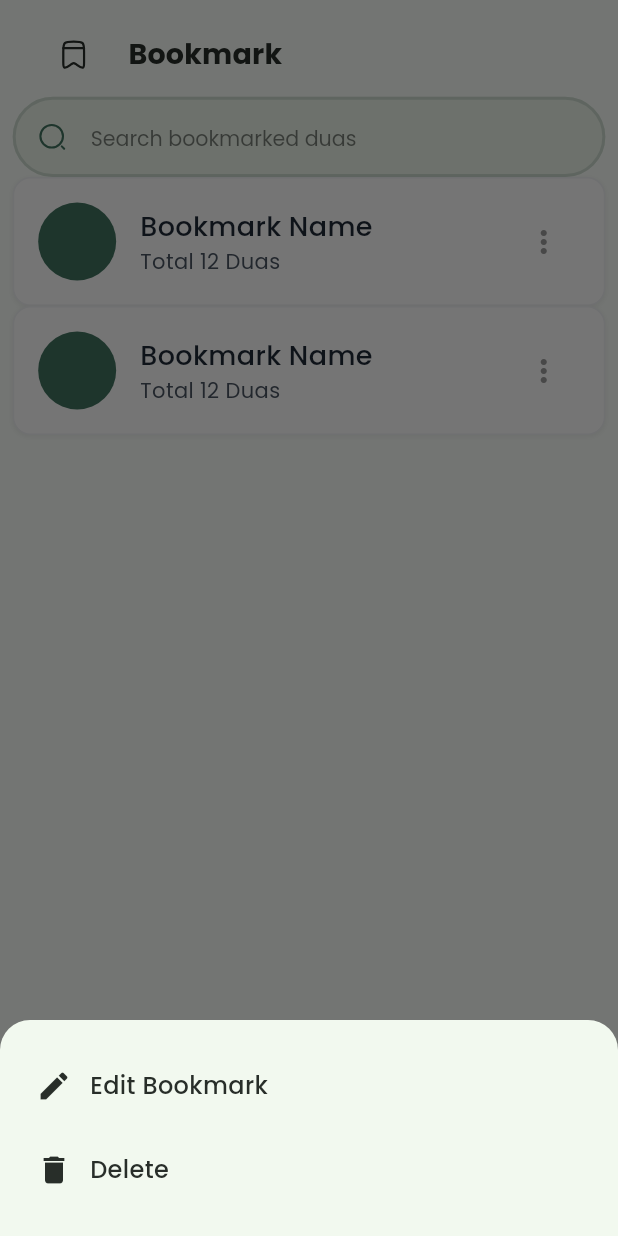
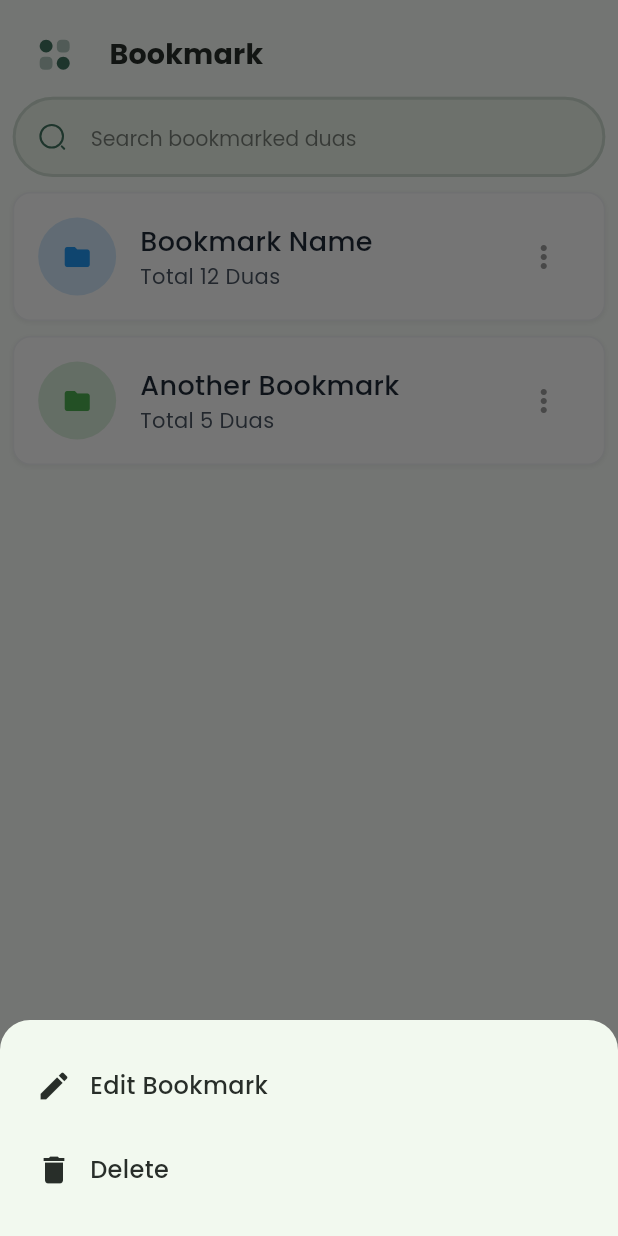
Before and after one commit to ird-mehdi/dua_app, a Flutter app: the screen it shows after launch, item 3 of the bottom bar chosen, after a tap on the "more vert" icon, on a phone screen of 412 x 824 dp. Run offline on Flutter 3.47's test engine with Material 3 defaults, Android fonts, the phone set to English and light mode, and no system bars; our stand-ins replace equatable, flutter_svg, fpdart, get, get_it, responsive_sizer and 1 more; missing offline and left inert: talker_logger.

Commit message:
Bookmark feature enhancement with folder management
- Introduced BookmarkFolder class to manage bookmark folder properties
- Updated BookmarkUiState to include bookmark folders and their initial state
- Enhanced BookmarkPresenter with updateBookmarkFolder method for editing folder details
- Refactored BookmarkScreen to display bookmark folders dynamically
- Improved UI components for better user experience and organization

```diff
--- a/lib/presentation/bookmark/presenter/bookmark_presenter.dart
+++ b/lib/presentation/bookmark/presenter/bookmark_presenter.dart
@@ -4,35 +4,76 @@ import 'package:dua/presentation/bookmark/ui/edit_bookmark_bottom_sheet.dart';
 import 'package:flutter/material.dart';
 import 'package:get/get.dart';
 
+class BookmarkFolder {
+  final String name;
+  final Color color;
+  final int duaCount;
+
+  BookmarkFolder({
+    required this.name,
+    required this.color,
+    required this.duaCount,
+  });
+
+  BookmarkFolder copyWith({
+    String? name,
+    Color? color,
+    int? duaCount,
+  }) {
+    return BookmarkFolder(
+      name: name ?? this.name,
+      color: color ?? this.color,
+      duaCount: duaCount ?? this.duaCount,
+    );
+  }
+}
+
 class BookmarkUiState extends BaseUiState {
   final List<String> bookmarkedDuas;
+  final List<BookmarkFolder> bookmarkFolders;
 
   const BookmarkUiState({
     required this.bookmarkedDuas,
+    required this.bookmarkFolders,
     required super.isLoading,
     required super.userMessage,
   });
 
-  factory BookmarkUiState.initial() => const BookmarkUiState(
+  factory BookmarkUiState.initial() => BookmarkUiState(
         bookmarkedDuas: [],
+        bookmarkFolders: [
+          BookmarkFolder(
+            name: 'Bookmark Name',
+            color: Colors.blue,
+            duaCount: 12,
+          ),
+          BookmarkFolder(
+            name: 'Another Bookmark',
+            color: Colors.green,
+            duaCount: 5,
+          ),
+        ],
         isLoading: false,
         userMessage: null,
       );
 
   BookmarkUiState copyWith({
     List<String>? bookmarkedDuas,
+    List<BookmarkFolder>? bookmarkFolders,
     bool? isLoading,
     String? userMessage,
   }) {
     return BookmarkUiState(
       bookmarkedDuas: bookmarkedDuas ?? this.bookmarkedDuas,
+      bookmarkFolders: bookmarkFolders ?? this.bookmarkFolders,
       isLoading: isLoading ?? this.isLoading,
       userMessage: userMessage,
     );
   }
 
   @override
-  List<Object?> get props => [bookmarkedDuas, isLoading, userMessage];
+  List<Object?> get props =>
+      [bookmarkedDuas, bookmarkFolders, isLoading, userMessage];
 }
 
 class BookmarkPresenter extends BasePresenter<BookmarkUiState> {
@@ -66,15 +107,32 @@ class BookmarkPresenter extends BasePresenter<BookmarkUiState> {
     update();
   }
 
-  Future<void> showEditBookmarkBottomSheet(BuildContext context,
-      {String? folderName, Color? folderColor}) async {
+  Future<void> updateBookmarkFolder(int index, String name, Color color) async {
+    final List<BookmarkFolder> updatedFolders =
+        List.from(currentUiState.bookmarkFolders);
+    updatedFolders[index] = updatedFolders[index].copyWith(
+      name: name,
+      color: color,
+    );
+
+    _state.value = currentUiState.copyWith(
+      bookmarkFolders: updatedFolders,
+    );
+    update();
+  }
+
+  Future<void> showEditBookmarkBottomSheet(
+    BuildContext context, {
+    required String folderName,
+    required Color folderColor,
+    required int folderIndex,
+  }) async {
     await EditBookmarkBottomSheet.show(
       context: context,
-      folderName: folderName ?? 'Example Folder Name',
-      folderColor: folderColor ?? Colors.blue,
+      folderName: folderName,
+      folderColor: folderColor,
       onSave: (String name, Color color) {
-        // TODO: Implement save bookmark folder logic
-        update();
+        updateBookmarkFolder(folderIndex, name, color);
       },
     );
   }
--- /dev/null
+++ b/lib/presentation/bookmark/presenter/bookmark_ui_state.dart
@@ -0,0 +1,74 @@
+import 'package:dua/core/base/base_ui_state.dart';
+import 'package:flutter/material.dart';
+
+class BookmarkFolder {
+  final String name;
+  final Color color;
+  final int duaCount;
+
+  BookmarkFolder({
+    required this.name,
+    required this.color,
+    required this.duaCount,
+  });
+
+  BookmarkFolder copyWith({
+    String? name,
+    Color? color,
+    int? duaCount,
+  }) {
+    return BookmarkFolder(
+      name: name ?? this.name,
+      color: color ?? this.color,
+      duaCount: duaCount ?? this.duaCount,
+    );
+  }
+}
+
+class BookmarkUiState extends BaseUiState {
+  final List<String> bookmarkedDuas;
+  final List<BookmarkFolder> bookmarkFolders;
+
+  const BookmarkUiState({
+    required this.bookmarkedDuas,
+    required this.bookmarkFolders,
+    required super.isLoading,
+    required super.userMessage,
+  });
+
+  factory BookmarkUiState.initial() => BookmarkUiState(
+        bookmarkedDuas: [],
+        bookmarkFolders: [
+          BookmarkFolder(
+            name: 'Bookmark Name',
+            color: Colors.blue,
+            duaCount: 12,
+          ),
+          BookmarkFolder(
+            name: 'Another Bookmark',
+            color: Colors.green,
+            duaCount: 5,
+          ),
+        ],
+        isLoading: false,
+        userMessage: null,
+      );
+
+  BookmarkUiState copyWith({
+    List<String>? bookmarkedDuas,
+    List<BookmarkFolder>? bookmarkFolders,
+    bool? isLoading,
+    String? userMessage,
+  }) {
+    return BookmarkUiState(
+      bookmarkedDuas: bookmarkedDuas ?? this.bookmarkedDuas,
+      bookmarkFolders: bookmarkFolders ?? this.bookmarkFolders,
+      isLoading: isLoading ?? this.isLoading,
+      userMessage: userMessage,
+    );
+  }
+
+  @override
+  List<Object?> get props =>
+      [bookmarkedDuas, bookmarkFolders, isLoading, userMessage];
+}
--- a/lib/presentation/bookmark/ui/bookmark_screen.dart
+++ b/lib/presentation/bookmark/ui/bookmark_screen.dart
@@ -12,7 +12,7 @@ class BookmarkScreen extends StatelessWidget {
 
   @override
   Widget build(BuildContext context) {
-    final ThemeData theme = Theme.of(context);
+    Theme.of(context);
     locate<BookmarkPresenter>();
 
     return Scaffold(
@@ -21,14 +21,16 @@ class BookmarkScreen extends StatelessWidget {
         child: Column(
           children: [
             CustomAppBar(
+              paddingLeft: 0,
               title: 'Bookmark',
-              icon: AppImages.icBookmark,
+              icon: AppImages.icCategory2,
               titleSpacing: eightPx,
               titleFontSize: eighteenPx,
             ),
             CustomSearchBar(
               hintText: 'Search bookmarked duas',
             ),
+            const SizedBox(height: 10), // 10px gap after search bar
             Expanded(
               child: GetBuilder<BookmarkPresenter>(
                 builder: (controller) {
@@ -36,18 +38,25 @@ class BookmarkScreen extends StatelessWidget {
                     return const Center(child: CircularProgressIndicator());
                   }
 
-                  if (controller.currentUiState.bookmarkedDuas.isEmpty) {
+                  if (controller.currentUiState.bookmarkFolders.isEmpty) {
                     return const Center(
-                      child: Text('No bookmarked duas found'),
+                      child: Text('No bookmarked folders found'),
                     );
                   }
 
-                  return ListView.builder(
-                    itemCount: 2,
+                  return ListView.separated(
+                    itemCount: controller.currentUiState.bookmarkFolders.length,
+                    separatorBuilder: (context, index) =>
+                        const SizedBox(height: 10), // 10px gap between items
                     itemBuilder: (context, index) {
+                      final folder =
+                          controller.currentUiState.bookmarkFolders[index];
                       return BookmarkItem(
-                        color: theme.colorScheme.primaryContainer,
-                        iconColor: theme.colorScheme.primary,
+                        folderName: folder.name,
+                        duaCount: folder.duaCount,
+                        color: folder.color.withOpacity(0.2),
+                        iconColor: folder.color,
+                        folderIndex: index,
                       );
                     },
                   );
@@ -62,14 +71,20 @@ class BookmarkScreen extends StatelessWidget {
 }
 
 class BookmarkItem extends StatelessWidget {
+  final String folderName;
+  final int duaCount;
   final Color color;
   final Color iconColor;
+  final int folderIndex;
   final VoidCallback? onPressed;
 
   const BookmarkItem({
     super.key,
+    required this.folderName,
+    required this.duaCount,
     required this.color,
     required this.iconColor,
+    required this.folderIndex,
     this.onPressed,
   });
 
@@ -111,18 +126,18 @@ class BookmarkItem extends StatelessWidget {
               const SizedBox(width: 16),
               Column(
                 crossAxisAlignment: CrossAxisAlignment.start,
-                children: const [
+                children: [
                   Text(
-                    'Bookmark Name',
-                    style: TextStyle(
+                    folderName,
+                    style: const TextStyle(
                       fontSize: 18,
                       fontWeight: FontWeight.w500,
                       color: Color(0xFF1F2937), // text-gray-800
                     ),
                   ),
                   Text(
-                    'Total 12 Duas',
-                    style: TextStyle(
+                    'Total $duaCount Duas',
+                    style: const TextStyle(
                       fontSize: 14,
                       color: Color(0xFF4B5563), // text-gray-600
                     ),
@@ -142,7 +157,8 @@ class BookmarkItem extends StatelessWidget {
                 shape: const RoundedRectangleBorder(
                   borderRadius: BorderRadius.vertical(top: Radius.circular(20)),
                 ),
-                builder: (context) => const OptionsBottomSheet(),
+                builder: (context) =>
+                    OptionsBottomSheet(folderIndex: folderIndex),
               );
             },
           ),
@@ -153,11 +169,18 @@ class BookmarkItem extends StatelessWidget {
 }
 
 class OptionsBottomSheet extends StatelessWidget {
-  const OptionsBottomSheet({super.key});
+  final int folderIndex;
+
+  const OptionsBottomSheet({
+    super.key,
+    required this.folderIndex,
+  });
 
   @override
   Widget build(BuildContext context) {
     final BookmarkPresenter presenter = locate<BookmarkPresenter>();
+    final folder = presenter.currentUiState.bookmarkFolders[folderIndex];
+
     return Container(
       padding: const EdgeInsets.symmetric(vertical: 20, horizontal: 16),
       child: Column(
@@ -170,8 +193,9 @@ class OptionsBottomSheet extends StatelessWidget {
               Navigator.pop(context);
               presenter.showEditBookmarkBottomSheet(
                 context,
-                folderName: 'Bookmark Name',
-                folderColor: Theme.of(context).colorScheme.primary,
+                folderName: folder.name,
+                folderColor: folder.color,
+                folderIndex: folderIndex,
               );
             },
           ),
```
Also changed, not shown: 4 other files.
